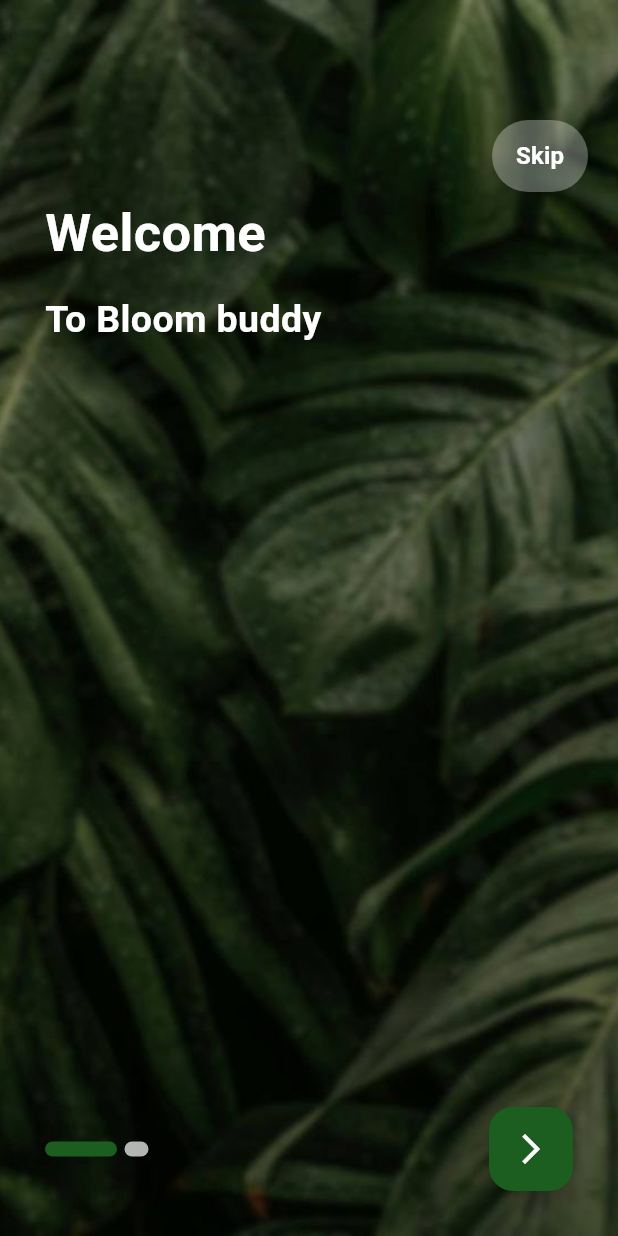
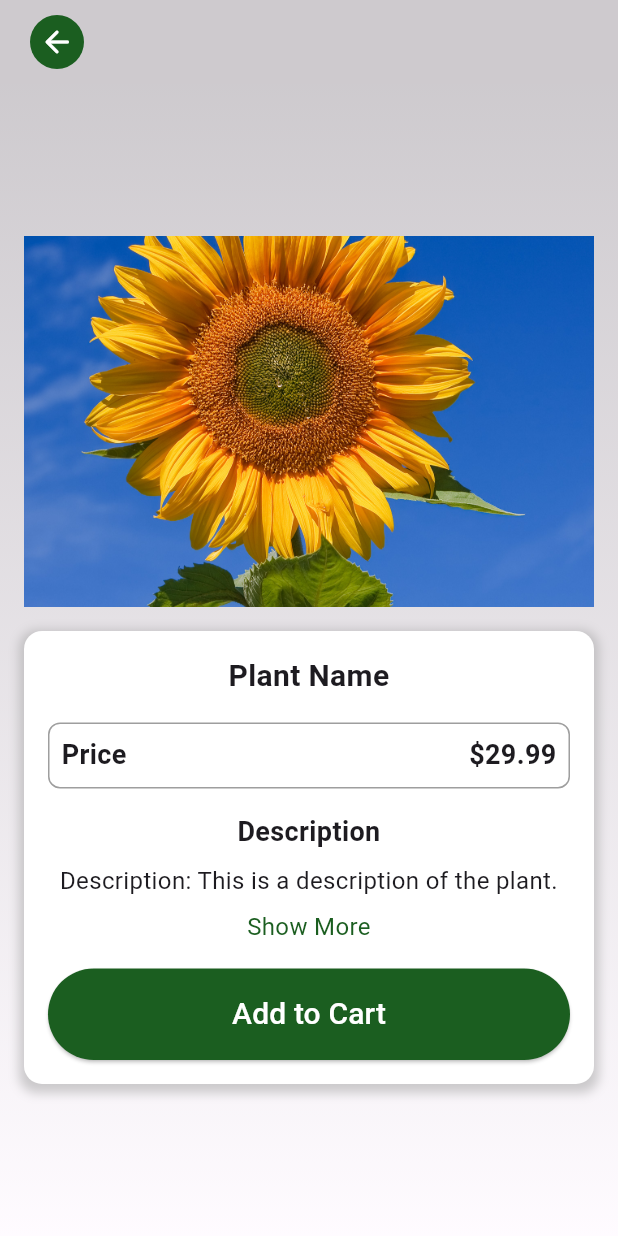
Before and after one commit to Shahdsayedgamal/Bloombuddy_reponsive, a Flutter app: the screen it shows after launch, on a phone screen of 412 x 824 dp. Run offline on Flutter 3.47's test engine with Material 3 defaults, Android fonts, the light colour scheme and no system bars; drawn by our look-alikes of smooth_page_indicator; our stand-ins replace dio, flutter_bloc.

Commit message:
new updatee

```diff
--- a/lib/main.dart
+++ b/lib/main.dart
@@ -1,4 +1,5 @@
 
+import 'package:bloom_buddy/modules/add_cart/add_cart.dart';
 import 'package:flutter/material.dart';
 import 'package:flutter/services.dart';
 import 'modules/home/home_screen.dart';
@@ -17,7 +18,7 @@ class MyApp extends StatelessWidget {
   Widget build(BuildContext context) {
     return MaterialApp(
       debugShowCheckedModeBanner: false,
-      home: OnBoardingScreen(),
+      home: AddToCartScreen(),
     );
   }
 }
--- /dev/null
+++ b/lib/modules/add_cart/add_cart.dart
@@ -0,0 +1,211 @@
+import 'package:flutter/material.dart';
+
+class AddToCartScreen extends StatefulWidget {
+  @override
+  State createState() => _AddToCartScreenState();
+}
+
+class _AddToCartScreenState extends State<AddToCartScreen> {
+  bool showFullDescription = false;
+
+  void navigateTo(context, widget) => Navigator.push(
+    context,
+    MaterialPageRoute(
+      builder: (context) => widget,
+    ),
+  );
+
+  @override
+  Widget build(BuildContext context) {
+    String shortDescription =
+        'Description: This is a description of the plant.';
+
+    String longDescription =
+        'Description: This is a description of the plant. It can be a long text to describe the features and care instructions for the plant.';
+
+    String descriptionToShow =
+    showFullDescription ? longDescription : shortDescription;
+
+    String descriptionButtonText =
+    showFullDescription ? 'Show Less' : 'Show More';
+
+    return Scaffold(
+      appBar: AppBar(
+        backgroundColor: Colors.grey.withOpacity(0.5), // Set the app bar background color to grey
+        leading: Padding(
+          padding: const EdgeInsets.only(left: 20.0), // Adjust padding from the left
+          child: Container(
+            width: 50.0,
+            height: 40.0,
+            decoration: BoxDecoration(
+              shape: BoxShape.circle,
+              color: Colors.green[900],
+            ),
+            child: Icon(Icons.arrow_back_rounded, color: Colors.white),
+          ),
+        ),
+      ),
+      body: Container(
+        decoration: BoxDecoration(
+          gradient: LinearGradient(
+            begin: Alignment.topCenter,
+            end: Alignment.bottomCenter,
+            colors: [
+              Colors.grey.withOpacity(0.5),
+              Colors.white.withOpacity(0.5),
+            ],
+          ),
+        ),
+        child: Center(
+          child: SingleChildScrollView(
+            child: Padding(
+              padding: const EdgeInsets.all(16.0),
+              child: Column(
+                crossAxisAlignment: CrossAxisAlignment.stretch,
+                children: [
+                  // Image
+                  Container(
+                    height: MediaQuery.of(context).size.height * 0.3,
+                    child: Image.asset(
+                      'assets/images/flower.jpeg',
+                      fit: BoxFit.fitWidth,
+                    ),
+                  ),
+                  SizedBox(height: 16),
+                  // Blended Container
+                  Container(
+                    decoration: BoxDecoration(
+                      color: Colors.white, // Set background color of the container to white
+                      borderRadius: BorderRadius.circular(12.0), // Add border radius
+                      boxShadow: [
+                        BoxShadow(
+                          color: Colors.grey.withOpacity(0.5),
+                          spreadRadius: 3,
+                          blurRadius: 5,
+                          offset: Offset(0, 3), // changes position of shadow
+                        ),
+                      ],
+                    ),
+                    padding: const EdgeInsets.all(16.0),
+                    child: Column(
+                      crossAxisAlignment: CrossAxisAlignment.stretch,
+                      children: [
+                        Text(
+                          'Plant Name',
+                          textAlign: TextAlign.center,
+                          style: TextStyle(
+                            fontSize: 20,
+                            fontWeight: FontWeight.bold,
+                          ),
+                        ),
+                        SizedBox(height: 16),
+                        // Features and Alerts
+                        Container(
+                          decoration: BoxDecoration(
+                            border: Border.all(color: Colors.grey),
+                            borderRadius: BorderRadius.circular(8.0),
+                          ),
+                          child: Column(
+                            children: [
+                              // Feature 1
+                              Row(
+                                mainAxisAlignment: MainAxisAlignment.spaceBetween,
+                                children: [
+                                  Padding(
+                                    padding: const EdgeInsets.all(8.0),
+                                    child: Text(
+                                      'Price',
+                                      style: TextStyle(
+                                        fontSize: 18, // Increased font size
+                                        fontWeight: FontWeight.bold,
+                                      ),
+                                    ),
+                                  ),
+                                  Padding(
+                                    padding: const EdgeInsets.all(8.0),
+                                    child: Text(
+                                      '\$29.99',
+                                      style: TextStyle(fontSize: 18, // Increased font size
+                                        fontWeight: FontWeight.bold,
+                                      ),
+                                    ),
+                                  ),
+                                ],
+                              ),
+                              // Add more features and alerts as needed
+                            ],
+                          ),
+                        ),
+                        SizedBox(height: 16),
+                        // Description Title
+                        Text(
+                          'Description',
+                          textAlign: TextAlign.center,
+                          style: TextStyle(
+                            fontSize: 18,
+                            fontWeight: FontWeight.bold,
+                          ),
+                        ),
+                        SizedBox(height: 8),
+                        // Description
+                        GestureDetector(
+                          onTap: () {
+                            setState(() {
+                              showFullDescription = !showFullDescription;
+                            });
+                          },
+                          child: Text(
+                            descriptionToShow,
+                            textAlign: TextAlign.center,
+                            style: TextStyle(
+                              fontSize: 16,
+                            ),
+                          ),
+                        ),
+                        SizedBox(height: 8),
+                        // Show More/Less button
+                        GestureDetector(
+                          onTap: () {
+                            setState(() {
+                              showFullDescription = !showFullDescription;
+                            });
+                          },
+                          child: Text(
+                            descriptionButtonText,
+                            textAlign: TextAlign.center,
+                            style: TextStyle(
+                              fontSize: 16,
+                              color: Colors.green[900],
+                            ),
+                          ),
+                        ),
+                        SizedBox(height: 16),
+                        // Add to Cart Button
+                        ElevatedButton(
+                          onPressed: () {
+                            // Handle add to cart
+                          },
+                          child: Padding(
+                            padding: const EdgeInsets.symmetric(vertical: 16.0),
+                            child: Text(
+                              'Add to Cart',
+                              style: TextStyle(fontSize: 20),
+                            ),
+                          ),
+                          style: ButtonStyle(
+                            backgroundColor: MaterialStateProperty.all(Colors.green[900]!),
+                            foregroundColor: MaterialStateProperty.all(Colors.white),
+                          ),
+                        ),
+                      ],
+                    ),
+                  ),
+                ],
+              ),
+            ),
+          ),
+        ),
+      ),
+    );
+  }
+}
--- a/lib/modules/land_scaping/land_scapping.dart
+++ b/lib/modules/land_scaping/land_scapping.dart
@@ -146,7 +146,7 @@ class _LandscapeScreenState extends State<LandscapeScreen> {
                                 // Send message action
                               },
                               style: ElevatedButton.styleFrom(
-                                primary: Colors.green[900],
+                                backgroundColor: Colors.green[900],
                                 shape: RoundedRectangleBorder(
                                   borderRadius: BorderRadius.circular(25.0),
                                 ),
--- a/pubspec.yaml
+++ b/pubspec.yaml
@@ -65,7 +65,7 @@ flutter:
   - assets/images/last.jpeg
   - assets/images/profile2.jpg
   - assets/images/login.jpg
-  -
+
 
   # The following line ensures that the Material Icons font is
   # included with your application, so that you can use the icons in
```
